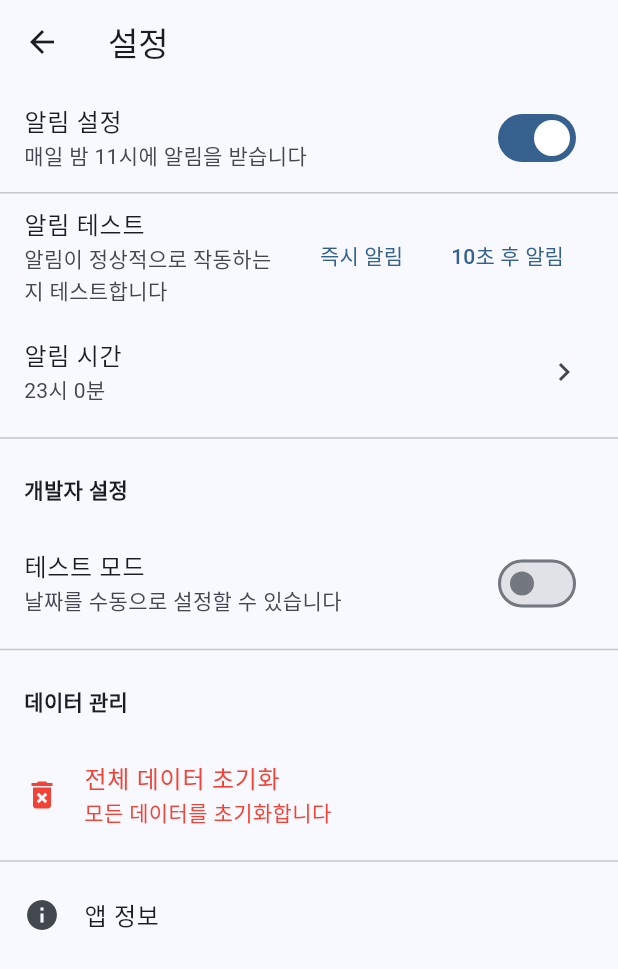
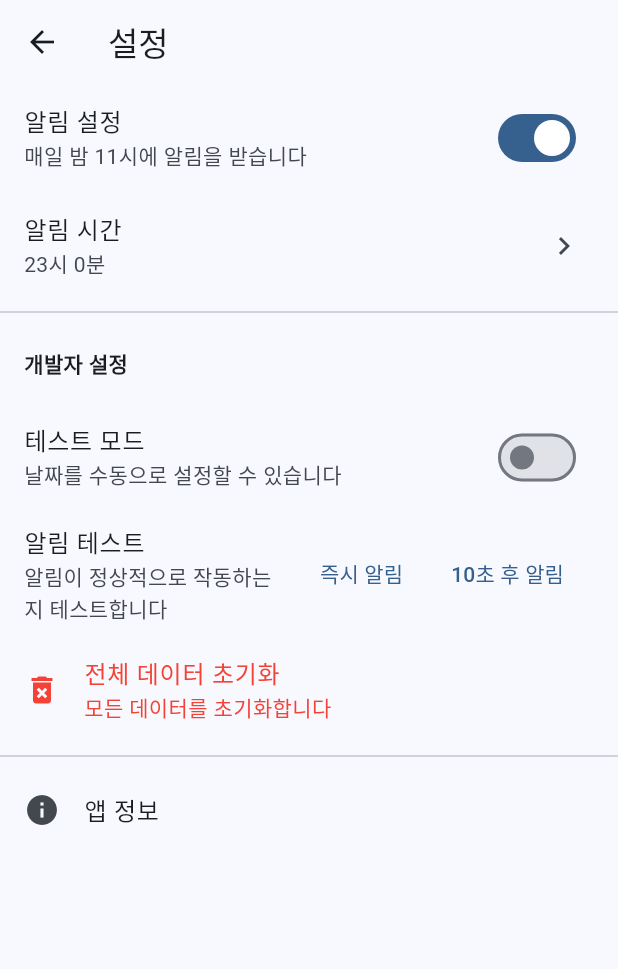
Before and after one commit to JingyunKim/my-app-project, a Flutter app: the SettingsScreen screen opened directly, on a phone screen of 412 x 824 dp. Shown: the top 969 px of the screen. Run offline on Flutter 3.47's test engine with Material 3 defaults, Android fonts, the phone set to English and light mode, and no system bars; our stand-ins replace flutter_local_notifications, flutter_native_timezone, shared_preferences, sqflite, table_calendar, timezone; missing offline and left inert: flutter_emoji; accounts and stored records are empty.

Commit message:
개발자 설정 추가, 이름 추가

```diff
--- a/monthly_focus/lib/screens/settings/settings_screen.dart
+++ b/monthly_focus/lib/screens/settings/settings_screen.dart
@@ -200,6 +200,7 @@ class _SettingsScreenState extends State<SettingsScreen> {
           ),
           body: ListView(
             children: [
+              // 알림 설정 섹션
               SwitchListTile(
                 title: const Text('알림 설정'),
                 subtitle: const Text('매일 밤 11시에 알림을 받습니다'),
@@ -213,27 +214,6 @@ class _SettingsScreenState extends State<SettingsScreen> {
                   }
                 },
               ),
-              if (settings.notificationEnabled) ...[
-                const Divider(height: 1),
-                ListTile(
-                  title: const Text('알림 테스트'),
-                  subtitle: const Text('알림이 정상적으로 작동하는지 테스트합니다'),
-                  trailing: Row(
-                    mainAxisSize: MainAxisSize.min,
-                    children: [
-                      TextButton(
-                        onPressed: () => _notificationService.showTestNotification(),
-                        child: const Text('즉시 알림'),
-                      ),
-                      const SizedBox(width: 8),
-                      TextButton(
-                        onPressed: () => _notificationService.showTestScheduledNotification(),
-                        child: const Text('10초 후 알림'),
-                      ),
-                    ],
-                  ),
-                ),
-              ],
               ListTile(
                 title: const Text('알림 시간'),
                 subtitle: Text(
@@ -244,7 +224,8 @@ class _SettingsScreenState extends State<SettingsScreen> {
                 enabled: settings.notificationEnabled,
               ),
               const Divider(),
-              // 개발자 설정 섹션 추가
+
+              // 개발자 설정 섹션
               const Padding(
                 padding: EdgeInsets.all(16.0),
                 child: Text('개발자 설정', style: TextStyle(fontWeight: FontWeight.bold)),
@@ -264,11 +245,25 @@ class _SettingsScreenState extends State<SettingsScreen> {
                   trailing: const Icon(Icons.calendar_today),
                   onTap: () => _updateTestDate(settings),
                 ),
-              const Divider(),
-              const Padding(
-                padding: EdgeInsets.all(16.0),
-                child: Text('데이터 관리', style: TextStyle(fontWeight: FontWeight.bold)),
-              ),
+              if (settings.notificationEnabled)
+                ListTile(
+                  title: const Text('알림 테스트'),
+                  subtitle: const Text('알림이 정상적으로 작동하는지 테스트합니다'),
+                  trailing: Row(
+                    mainAxisSize: MainAxisSize.min,
+                    children: [
+                      TextButton(
+                        onPressed: () => _notificationService.showTestNotification(),
+                        child: const Text('즉시 알림'),
+                      ),
+                      const SizedBox(width: 8),
+                      TextButton(
+                        onPressed: () => _notificationService.showTestScheduledNotification(),
+                        child: const Text('10초 후 알림'),
+                      ),
+                    ],
+                  ),
+                ),
               ListTile(
                 title: const Text('전체 데이터 초기화'),
                 subtitle: const Text('모든 데이터를 초기화합니다'),
@@ -278,11 +273,13 @@ class _SettingsScreenState extends State<SettingsScreen> {
                 onTap: _resetAllData,
               ),
               const Divider(),
+
+              // 앱 정보 섹션
               AboutListTile(
                 icon: const Icon(Icons.info),
                 applicationName: '한 달의 집중',
                 applicationVersion: '1.0.0',
-                applicationLegalese: '© 2024 Monthly Focus',
+                applicationLegalese: '© 2024 Monthly Focus\n\n만든이: 김진균\nEmail: wlsrbs321@naver.com',
                 child: const Text('앱 정보'),
               ),
             ],
```
